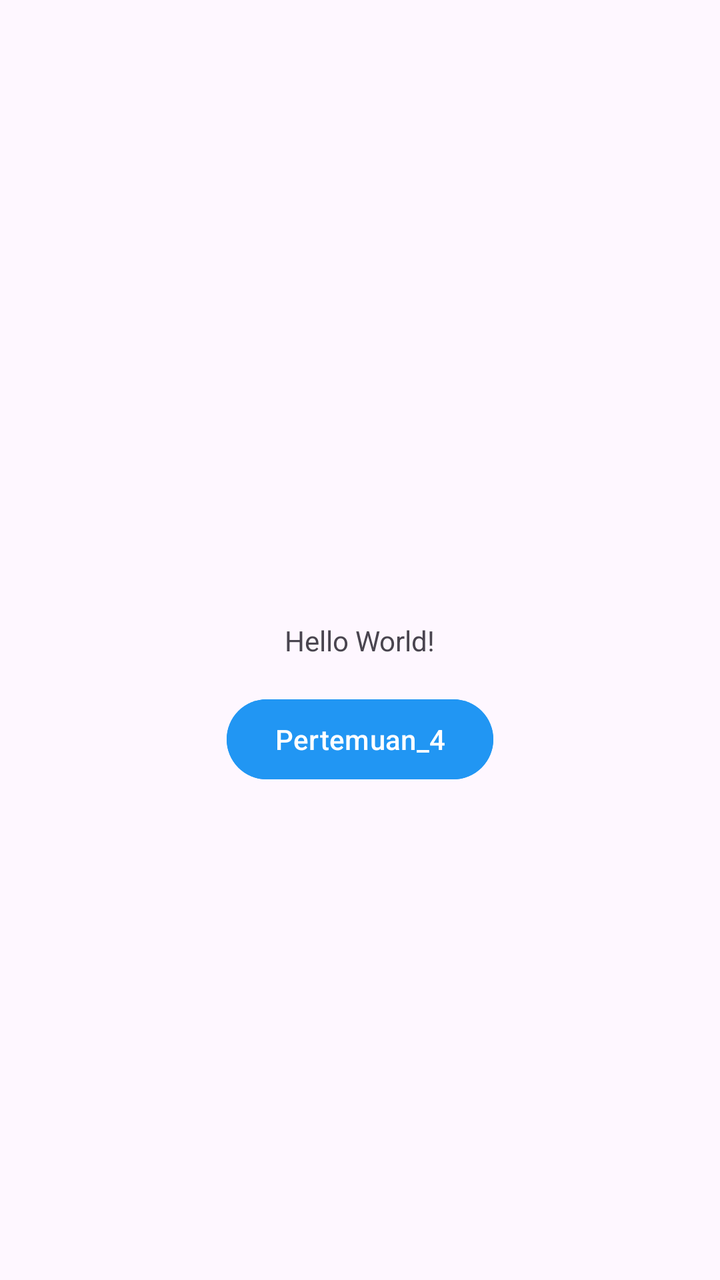
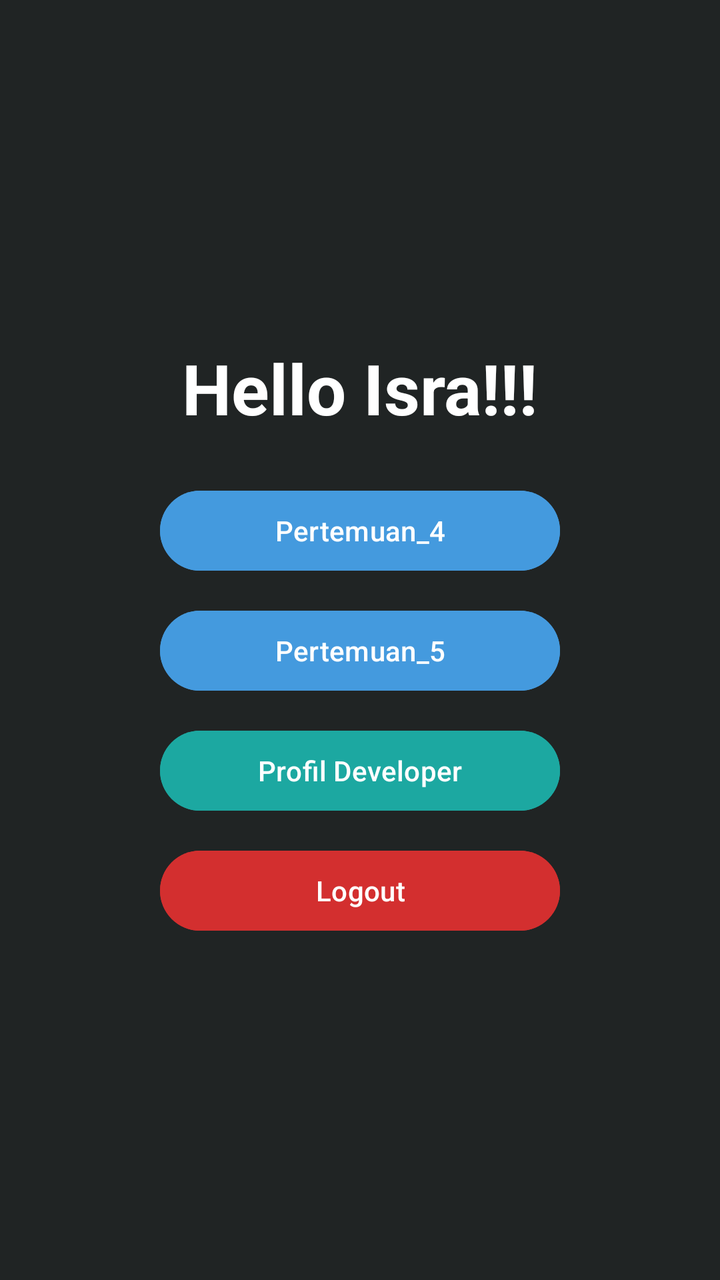

Two renders of the same Android screen: before a commit and after it. Below are the layout's source before the change and the commit's diff.
<!-- AndroidManifest.xml: application theme Theme.P3Isra -->
<!-- res/layout/activity_main.xml -->
<?xml version="1.0" encoding="utf-8"?>
<androidx.constraintlayout.widget.ConstraintLayout xmlns:android="http://schemas.android.com/apk/res/android"
    xmlns:app="http://schemas.android.com/apk/res-auto"
    xmlns:tools="http://schemas.android.com/tools"
    android:id="@+id/main"
    android:layout_width="match_parent"
    android:layout_height="match_parent"
    tools:context=".MainActivity">

    <TextView
        android:id="@+id/tvHello"
        android:layout_width="wrap_content"
        android:layout_height="wrap_content"
        android:text="Hello World!"
        app:layout_constraintBottom_toBottomOf="parent"
        app:layout_constraintEnd_toEndOf="parent"
        app:layout_constraintStart_toStartOf="parent"
        app:layout_constraintTop_toTopOf="parent" />

    <Button
        android:id="@+id/btnToFourth"
        android:layout_width="wrap_content"
        android:layout_height="wrap_content"
        android:layout_marginTop="16dp"
        android:text="Pertemuan_4"
        android:backgroundTint="#2196F3"
        app:layout_constraintEnd_toEndOf="parent"
        app:layout_constraintStart_toStartOf="parent"
        app:layout_constraintTop_toBottomOf="@id/tvHello" />

</androidx.constraintlayout.widget.ConstraintLayout>
<!-- resources referenced by this layout -->
<resources>
  <style name="Theme.P3Isra" parent="Base.Theme.P3Isra" />
  <style name="Base.Theme.P3Isra" parent="Theme.Material3.DayNight.NoActionBar">
          
          
      </style>
</resources>

<!-- the commit's change to res/layout/activity_main.xml (unified diff, before → after) -->
@@ -1,31 +1,57 @@
 <?xml version="1.0" encoding="utf-8"?>
-<androidx.constraintlayout.widget.ConstraintLayout xmlns:android="http://schemas.android.com/apk/res/android"
-    xmlns:app="http://schemas.android.com/apk/res-auto"
+<LinearLayout xmlns:android="http://schemas.android.com/apk/res/android"
     xmlns:tools="http://schemas.android.com/tools"
     android:id="@+id/main"
     android:layout_width="match_parent"
     android:layout_height="match_parent"
+    android:gravity="center"
+    android:orientation="vertical"
+    android:padding="24dp"
+    android:background="#202424"
     tools:context=".MainActivity">
 
     <TextView
-        android:id="@+id/tvHello"
         android:layout_width="wrap_content"
         android:layout_height="wrap_content"
-        android:text="Hello World!"
-        app:layout_constraintBottom_toBottomOf="parent"
-        app:layout_constraintEnd_toEndOf="parent"
-        app:layout_constraintStart_toStartOf="parent"
-        app:layout_constraintTop_toTopOf="parent" />
+        android:text="Hello Isra!!!"
+        android:textSize="35sp"
+        android:textColor="#FFFFFF"
+        android:textStyle="bold" />
 
+    
     <Button
         android:id="@+id/btnToFourth"
-        android:layout_width="wrap_content"
+        android:layout_width="200dp"
         android:layout_height="wrap_content"
-        android:layout_marginTop="16dp"
-        android:text="Pertemuan_4"
-        android:backgroundTint="#2196F3"
-        app:layout_constraintEnd_toEndOf="parent"
-        app:layout_constraintStart_toStartOf="parent"
-        app:layout_constraintTop_toBottomOf="@id/tvHello" />
+        android:layout_marginTop="24dp"
+        android:backgroundTint="#449ADE"
+        android:text="Pertemuan_4" />
 
-</androidx.constraintlayout.widget.ConstraintLayout>
+    
+    <Button
+        android:id="@+id/btnPertemuan5"
+        android:layout_width="200dp"
+        android:layout_height="wrap_content"
+        android:layout_marginTop="12dp"
+        android:backgroundTint="#449ADE"
+        android:text="Pertemuan_5" />
+
+    
+    <Button
+        android:id="@+id/btnProfile"
+        android:layout_width="200dp"
+        android:layout_height="wrap_content"
+        android:layout_marginTop="12dp"
+        android:backgroundTint="#1CA8A1"
+        android:text="Profil Developer" />
+
+    
+    <Button
+        android:id="@+id/btnLogout"
+        android:layout_width="200dp"
+        android:layout_height="wrap_content"
+        android:layout_marginTop="12dp"
+        android:backgroundTint="#D32F2F"
+        android:text="Logout" />
+
+</LinearLayout>
